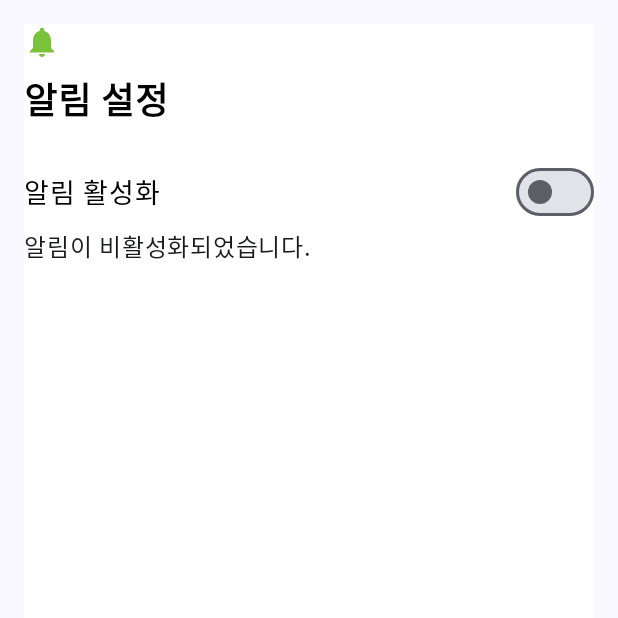
After one commit to jbrunoo/BugClassification, an Android app built with Jetpack Compose: the composable UserSettingsScreen shown on its own in the app's theme, on a phone screen of 412 x 824 dp, the top half of it. The commit adds this screen. Run offline under Robolectric (Android 15) with nearby library versions, the light colour scheme and no system bars.

Commit message:
feat : Add SettingScreen

```diff
--- a/app/build.gradle.kts
+++ b/app/build.gradle.kts
@@ -64,6 +64,7 @@ dependencies {
     implementation("androidx.room:room-common:2.6.0")
     implementation("org.tensorflow:tensorflow-lite-support:0.1.0")
     implementation("org.tensorflow:tensorflow-lite-metadata:0.1.0")
+    implementation("androidx.browser:browser:1.7.0")
     testImplementation("junit:junit:4.13.2")
     androidTestImplementation("androidx.test.ext:junit:1.1.5")
     androidTestImplementation("androidx.test.espresso:espresso-core:3.5.1")
@@ -94,4 +95,6 @@ dependencies {
     implementation ("com.squareup.okhttp3:okhttp:4.11.0")
     // lottie animation
     implementation("com.airbnb.android:lottie:3.4.0")
+    //settings screen 코드 merge
+
 }
--- a/app/src/main/java/com/example/bugclassification/Navigation/Screen.kt
+++ b/app/src/main/java/com/example/bugclassification/Navigation/Screen.kt
@@ -3,7 +3,6 @@ package com.example.bugclassification.Navigation
 sealed class Screen(val route: String) {
     object Main : Screen("main")
     object Search : Screen("search")
-    object User : Screen("user")
     object Inference : Screen("inference/{bugType}")
     object Detail : Screen("Detail/{bugType}")
     object Product : Screen("product/{bugType}")
--- a/app/src/main/java/com/example/bugclassification/ui/Screen/DetailScreen.kt
+++ b/app/src/main/java/com/example/bugclassification/ui/Screen/DetailScreen.kt
@@ -135,6 +135,5 @@ fun DetailScreen(navController: NavController, bugType: String?, bugRepository:
         ) {
             BottomRow(navController, bugType)
         }
-
     }
 }
--- /dev/null
+++ b/app/src/main/java/com/example/bugclassification/ui/Screen/SlideMenuScreen/UserSettingsScreen.kt
@@ -0,0 +1,93 @@
+package com.example.bugclassification.ui.Screen.SlideMenuScreen
+
+import androidx.compose.foundation.background
+import androidx.compose.foundation.layout.Arrangement
+import androidx.compose.foundation.layout.Column
+import androidx.compose.foundation.layout.Row
+import androidx.compose.foundation.layout.Spacer
+import androidx.compose.foundation.layout.fillMaxSize
+import androidx.compose.foundation.layout.fillMaxWidth
+import androidx.compose.foundation.layout.height
+import androidx.compose.foundation.layout.padding
+import androidx.compose.foundation.layout.size
+import androidx.compose.material.icons.Icons
+import androidx.compose.material.icons.filled.Notifications
+import androidx.compose.material3.Icon
+import androidx.compose.material3.Switch
+import androidx.compose.material3.SwitchDefaults
+import androidx.compose.material3.Text
+import androidx.compose.runtime.Composable
+import androidx.compose.runtime.getValue
+import androidx.compose.runtime.mutableStateOf
+import androidx.compose.runtime.remember
+import androidx.compose.runtime.setValue
+import androidx.compose.ui.Alignment
+import androidx.compose.ui.Modifier
+import androidx.compose.ui.graphics.Color
+import androidx.compose.ui.text.font.FontWeight
+import androidx.compose.ui.unit.dp
+import androidx.compose.ui.unit.sp
+
+@Composable
+fun UserSettingsScreen() {
+    var notificationsEnabled by remember { mutableStateOf(false) }
+
+    Column(
+        modifier = Modifier
+            .fillMaxSize()
+            .padding(16.dp)
+            .background(Color.White), // 화이트 배경색 적용
+        verticalArrangement = Arrangement.Top,
+        horizontalAlignment = Alignment.Start
+    ) {
+        Icon(
+            imageVector = Icons.Default.Notifications,
+            contentDescription = "알림 아이콘",
+            modifier = Modifier.size(24.dp),
+            tint = Color(0xFF7AC239)
+        )
+        Spacer(Modifier.height(8.dp))
+        // '알림 설정' 텍스트
+        Text(
+            "알림 설정",
+            fontSize = 24.sp,
+            fontWeight = FontWeight.Bold,
+            color = Color.Black // 텍스트 색상을 검은색으로 설정
+        )
+        Spacer(modifier = Modifier.height(20.dp))
+
+        // 알림 활성화 스위치
+        Row(
+            verticalAlignment = Alignment.CenterVertically,
+            modifier = Modifier.fillMaxWidth()
+        ) {
+            Text(
+                "알림 활성화",
+                fontSize = 18.sp,
+                modifier = Modifier.weight(1f),
+                color = Color.Black // 텍스트 색상을 검은색으로 설정
+            )
+            Switch(
+                checked = notificationsEnabled,
+                onCheckedChange = { notificationsEnabled = it },
+                colors = SwitchDefaults.colors(
+                    checkedThumbColor = Color(0xFF7AC239), // 스카이블루 색상 적용
+                    checkedTrackColor = Color(0xFF7AC239).copy(alpha = 0.5f) // 스카이블루 색상 적용
+                )
+            )
+        }
+        if (notificationsEnabled) {
+            Text(
+                "알림이 활성화되었습니다.",
+                fontSize = 16.sp,
+            )
+        } else {
+            Text(
+                "알림이 비활성화되었습니다.",
+                fontSize = 16.sp,
+            )
+        }
+        Spacer(modifier = Modifier.height(10.dp))
+        // 여기에 추가 설정 요소를 배치할 수 있습니다.
+    }
+}
```
Also changed, not shown: app/src/main/java/com/example/bugclassification/Navigation/Navigator.kt (+9 -2 lines), app/src/main/java/com/example/bugclassification/Navigation/SettingScreen.kt (added, +9 -0 lines), app/src/main/java/com/example/bugclassification/ui/Component/MyScaffold.kt (+139 -19 lines), app/src/main/java/com/example/bugclassification/ui/Screen/SlideMenuScreen/BugListScreen.kt (added, +55 -0 lines), app/src/main/java/com/example/bugclassification/ui/Screen/SlideMenuScreen/CustomerInquiriesScreen.kt (added, +55 -0 lines), app/src/main/java/com/example/bugclassification/ui/Screen/SlideMenuScreen/UserProfileScreen.kt (added, +118 -0 lines), app/src/main/java/com/example/bugclassification/ui/Screen/UserScreen.kt (deleted, +0 -13 lines), app/src/main/res/drawable/bug_image.png (added).
